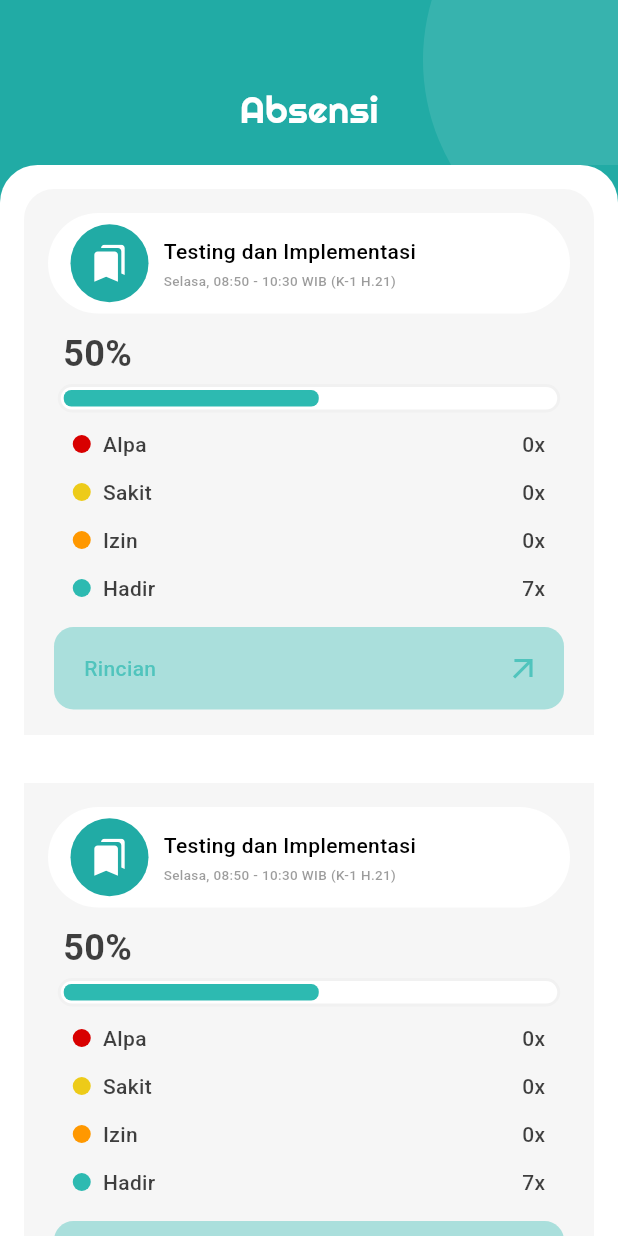
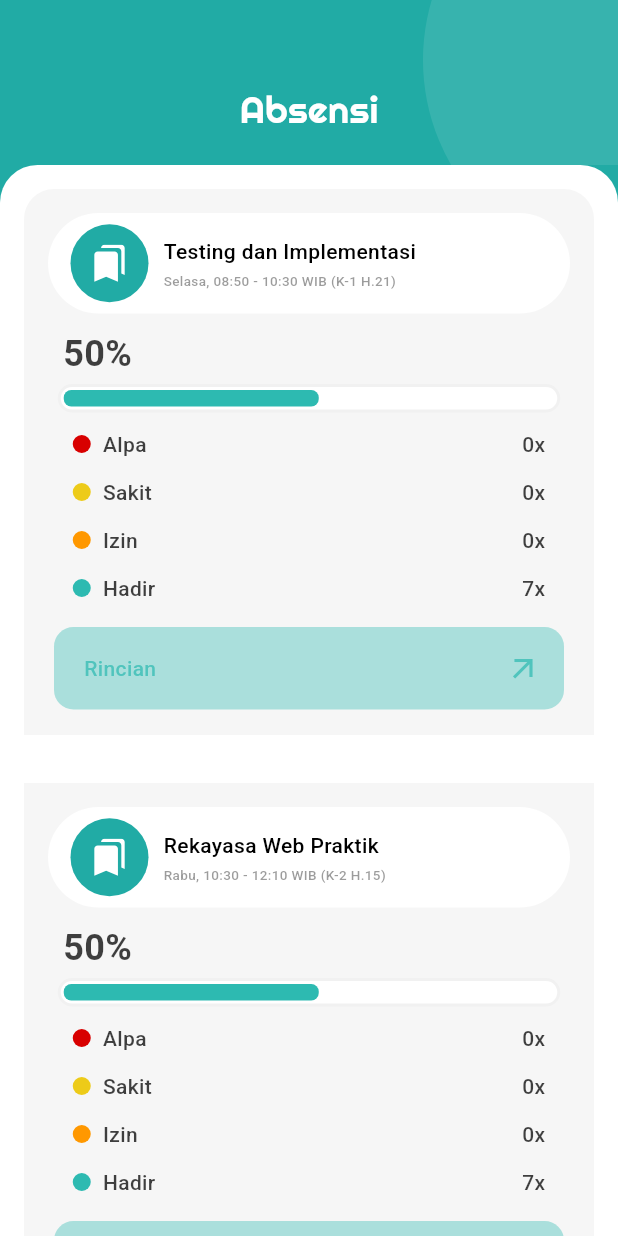
Before and after one commit to barengs/adit-mobile-flutter, a Flutter app: the Absensi screen opened directly, on a phone screen of 412 x 824 dp. Run offline on Flutter 3.47's test engine with Material 3 defaults, Android fonts, the phone set to English and light mode, and no system bars; our stand-ins replace flutter_svg; network calls fail.

Commit message:
UPDATE : tambahkan property mataKuliah dan waktu untuk menampilkan data nama mata kuliah dan waktu pada aktivitas card

```diff
--- a/lib/absensi/absensi.dart
+++ b/lib/absensi/absensi.dart
@@ -13,16 +13,16 @@ class Absensi extends StatefulWidget {
 class _AbsensiState extends State<Absensi> {
   final List<Map<String, String>> absensiData = [
     {
-      "title": "Absensi 1",
-      "detail": "Detail absensi akan ditampilkan di sini.",
+      "title": "Testing dan Implementasi",
+      "detail": "Selasa, 08:50 - 10:30 WIB (K-1 H.21)",
     },
     {
-      "title": "Absensi 2",
-      "detail": "Detail absensi akan ditampilkan di sini.",
+      "title": "Rekayasa Web Praktik",
+      "detail": "Rabu, 10:30 - 12:10 WIB (K-2 H.15)",
     },
     {
-      "title": "Absensi 3",
-      "detail": "Detail absensi akan ditampilkan di sini.",
+      "title": "Basis Data Lanjut",
+      "detail": "Kamis, 13:30 - 15:10 WIB (K-1 H.12)",
     },
   ];
 
@@ -39,13 +39,18 @@ class _AbsensiState extends State<Absensi> {
               child: ListView.builder(
                 physics: const ClampingScrollPhysics(),
                 padding: const EdgeInsets.symmetric(horizontal: 16),
+                itemCount:
+                    absensiData
+                        .length,
                 itemBuilder: (context, index) {
                   return Padding(
-                    padding: EdgeInsets.only(bottom: index == absensiData.length - 1 ? 0 : 20),
+                    padding: EdgeInsets.only(
+                      bottom: index == absensiData.length - 1 ? 0 : 20,
+                    ),
                     child: AbsensiCard(
                       isRounded: index == 0,
-                      // mataKuliah: absensiData[index]['title']!,
-                      // waktu: absensiData[index]['detail']!,
+                      mataKuliah: absensiData[index]['title']!,
+                      waktu: absensiData[index]['detail']!,
                     ),
                   );
                 },
--- a/lib/widgets/absensi_card.dart
+++ b/lib/widgets/absensi_card.dart
@@ -4,8 +4,15 @@ import 'package:siakad/widgets/attendance_status.dart';
 
 class AbsensiCard extends StatelessWidget {
   final bool isRounded;
+  final String mataKuliah;
+  final String waktu;
 
-  const AbsensiCard({super.key, required this.isRounded});
+  const AbsensiCard({
+    super.key,
+    required this.isRounded,
+    required this.mataKuliah,
+    required this.waktu,
+  });
 
   @override
   Widget build(BuildContext context) {
@@ -62,8 +69,8 @@ class AbsensiCard extends StatelessWidget {
                   crossAxisAlignment: CrossAxisAlignment.start,
                   mainAxisAlignment: MainAxisAlignment.center,
                   children: [
-                    const Text(
-                      'Testing dan Implementasi',
+                    Text(
+                      mataKuliah,
                       style: TextStyle(
                         fontFamily: 'Roboto',
                         fontSize: 14,
@@ -72,8 +79,8 @@ class AbsensiCard extends StatelessWidget {
                       ),
                     ),
                     const SizedBox(width: 10, height: 3),
-                    const Text(
-                      'Selasa, 08:50 - 10:30 WIB (K-1 H.21)',
+                    Text(
+                      waktu,
                       style: TextStyle(
                         fontFamily: 'Roboto',
                         fontSize: 9,
```
